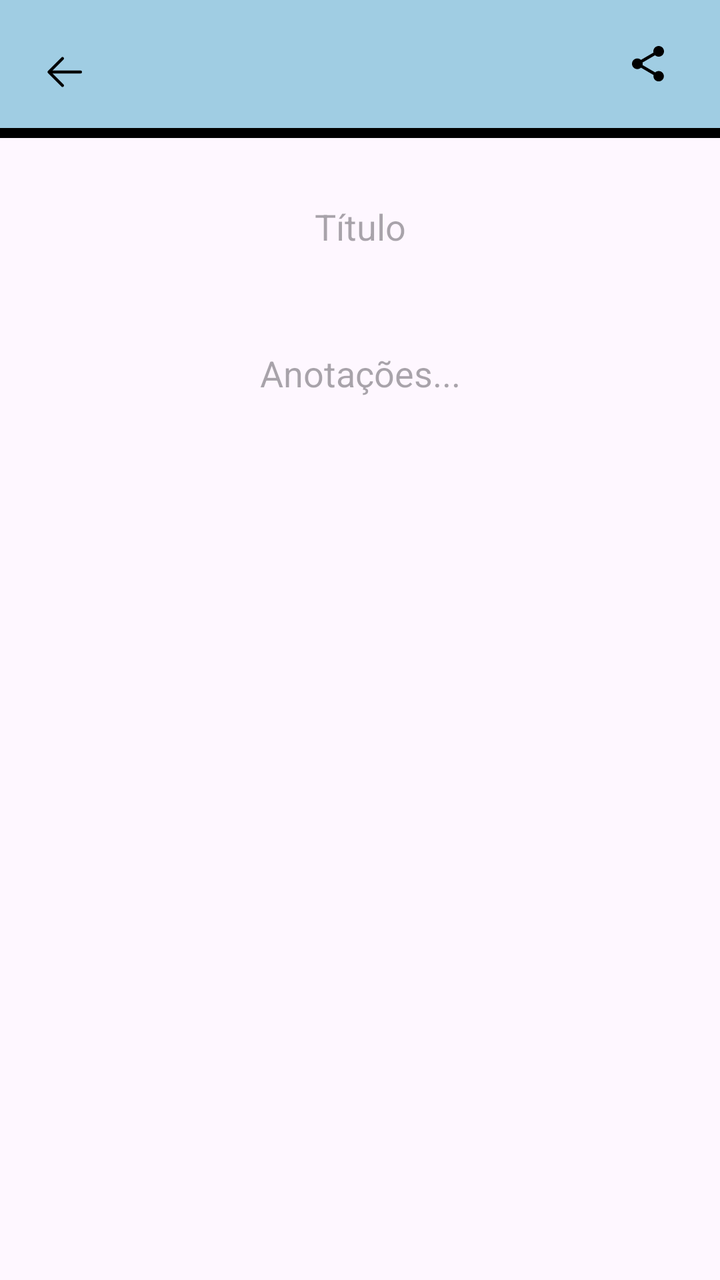
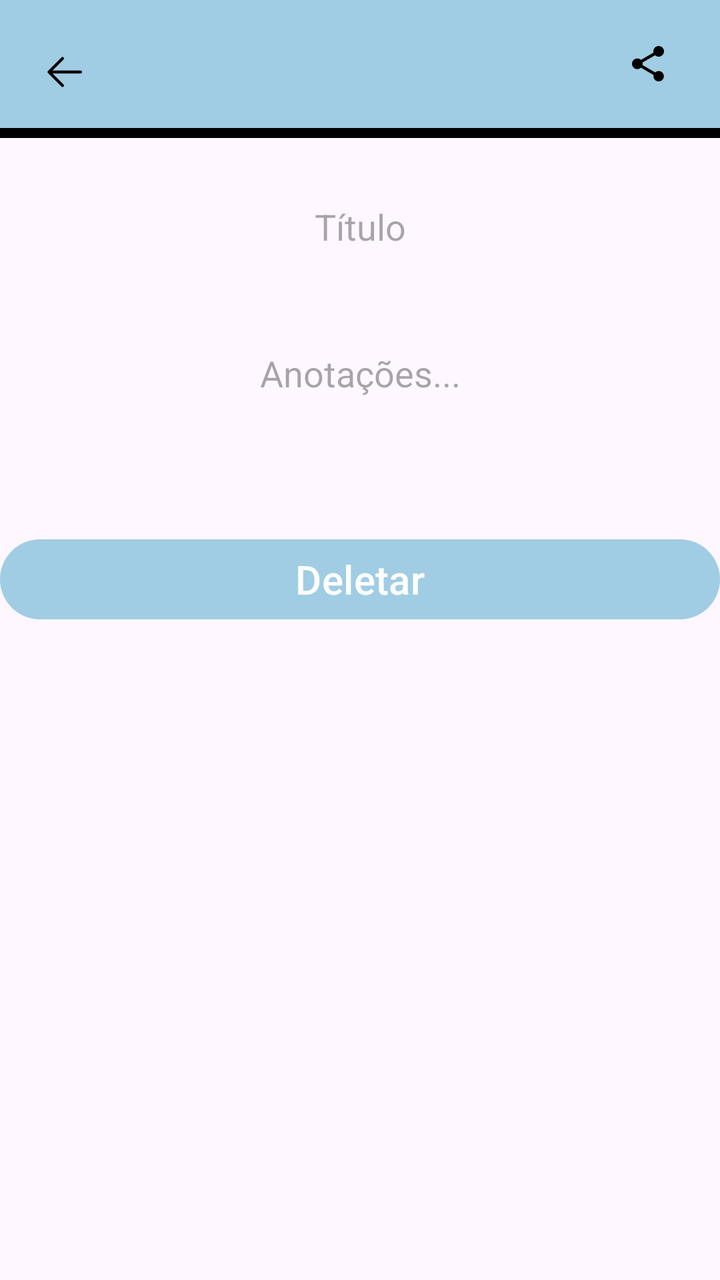

Before-and-after screenshots of an Android layout around one commit, followed by the original layout XML and the change that was made.
<!-- AndroidManifest.xml: application theme Theme.Atividade4 -->
<!-- res/layout/fragment_visualizar_diario.xml -->
<?xml version="1.0" encoding="utf-8"?>
<ScrollView xmlns:android="http://schemas.android.com/apk/res/android"
    xmlns:tools="http://schemas.android.com/tools"
    xmlns:app="http://schemas.android.com/apk/res-auto"
    android:layout_width="match_parent"
    android:layout_height="match_parent"
    tools:context=".VisualizarDiario">


    <androidx.constraintlayout.widget.ConstraintLayout
        android:layout_width="match_parent"
        android:layout_height="match_parent">

        <com.google.android.material.appbar.MaterialToolbar
            android:id="@+id/toolbar"
            android:layout_width="match_parent"
            android:layout_height="wrap_content"
            android:background="@color/colorPrimary"
            android:padding="4dp"
            app:layout_constraintTop_toTopOf="parent"
            app:layout_constraintStart_toStartOf="parent"
            app:navigationIcon="@drawable/img_voltar">

            <ImageView
                android:id="@+id/btnCompartilhar"
                android:layout_width="wrap_content"
                android:layout_height="wrap_content"
                android:src="@drawable/ic_compartilhar"
                android:layout_gravity="end"
                android:layout_marginEnd="20dp"
                android:contentDescription="Compartilhar com o psicólogo"/>

        </com.google.android.material.appbar.MaterialToolbar>

        <LinearLayout
            android:id="@+id/linear_layout"
            android:layout_width="match_parent"
            android:layout_height="match_parent"
            android:orientation="vertical"
            app:layout_constraintStart_toStartOf="parent"
            app:layout_constraintEnd_toEndOf="parent"
            app:layout_constraintBottom_toBottomOf="parent">

            <View
                android:id="@+id/viewlinha"
                android:layout_width="match_parent"
                android:layout_height="5dp"
                android:background="@color/black"
                app:layout_anchor="@+id/toolbar"
                app:layout_anchorGravity="bottom|center"
                android:layout_marginTop="?attr/actionBarSize"/>

            <TextView
                android:id="@+id/textView_titulo"
                android:layout_width="match_parent"
                android:layout_height="wrap_content"
                android:hint="Título"
                android:textSize="18sp"
                android:gravity="center"
                android:padding="2dp"
                android:layout_margin="30dp"/>

            <TextView
                android:id="@+id/textViewLerDiario"
                android:layout_width="match_parent"
                android:layout_height="wrap_content"
                android:hint="Anotações..."
                android:textSize="18sp"
                android:gravity="center"
                android:padding="2dp"
                android:layout_margin="15dp"/>


        </LinearLayout>

    </androidx.constraintlayout.widget.ConstraintLayout>

</ScrollView>
<!-- resources referenced by this layout -->
<resources>
  <color name="black">#FF000000</color>
  <color name="colorPrimary">#A0CDE3</color>
  <!-- drawable ic_compartilhar (drawable) -->
  <vector xmlns:android="http://schemas.android.com/apk/res/android" android:height="24dp" android:viewportHeight="24" android:viewportWidth="24" android:width="24dp">
        
      <path android:fillColor="#000000" android:pathData="M15.591,16.2C16.053,15.782 16.658,15.516 17.333,15.516C18.764,15.516 19.929,16.68 19.929,18.111C19.929,19.542 18.764,20.707 17.333,20.707C15.902,20.707 14.738,19.542 14.738,18.111C14.738,17.916 14.764,17.72 14.809,17.533L8.48,13.836C8,14.28 7.369,14.556 6.667,14.556C5.191,14.556 4,13.364 4,11.889C4,10.413 5.191,9.222 6.667,9.222C7.369,9.222 8,9.498 8.48,9.942L14.747,6.289C14.702,6.084 14.667,5.88 14.667,5.667C14.667,4.191 15.858,3 17.333,3C18.809,3 20,4.191 20,5.667C20,7.142 18.809,8.333 17.333,8.333C16.631,8.333 16,8.058 15.52,7.613L9.253,11.267C9.298,11.471 9.333,11.676 9.333,11.889C9.333,12.102 9.298,12.307 9.253,12.511L15.591,16.2Z"/>
      
  </vector>
  <!-- drawable img_voltar (drawable) -->
  <vector xmlns:android="http://schemas.android.com/apk/res/android" android:height="24dp" android:viewportHeight="1024" android:viewportWidth="1024" android:width="24dp">
        
      <path android:fillColor="#000000" android:pathData="M224,480h640a32,32 0,1 1,0 64H224a32,32 0,0 1,0 -64z"/>
        
      <path android:fillColor="#000000" android:pathData="m237.2,512 l265.4,265.3a32,32 0,0 1,-45.3 45.3l-288,-288a32,32 0,0 1,0 -45.3l288,-288a32,32 0,1 1,45.3 45.3L237.2,512z"/>
      
  </vector>
  <style name="Theme.Atividade4" parent="Base.Theme.Atividade4" />
  <style name="Base.Theme.Atividade4" parent="Theme.Material3.DayNight.NoActionBar">
  
          <item name="colorPrimary">@color/colorPrimary</item>
          <item name="colorAccent">@color/color_details</item>
  
      </style>
  <color name="color_details">#A0CDE3</color>
</resources>

<!-- the commit's change to res/layout/fragment_visualizar_diario.xml (unified diff, before → after) -->
@@ -37,38 +37,47 @@
             android:layout_width="match_parent"
             android:layout_height="match_parent"
             android:orientation="vertical"
-            app:layout_constraintStart_toStartOf="parent"
+            app:layout_constraintBottom_toBottomOf="parent"
             app:layout_constraintEnd_toEndOf="parent"
-            app:layout_constraintBottom_toBottomOf="parent">
+            app:layout_constraintHorizontal_bias="0.0"
+            app:layout_constraintStart_toStartOf="parent">
 
             <View
                 android:id="@+id/viewlinha"
                 android:layout_width="match_parent"
                 android:layout_height="5dp"
+                android:layout_marginTop="?attr/actionBarSize"
                 android:background="@color/black"
                 app:layout_anchor="@+id/toolbar"
-                app:layout_anchorGravity="bottom|center"
-                android:layout_marginTop="?attr/actionBarSize"/>
+                app:layout_anchorGravity="bottom|center" />
 
             <TextView
                 android:id="@+id/textView_titulo"
                 android:layout_width="match_parent"
                 android:layout_height="wrap_content"
+                android:layout_margin="30dp"
+                android:gravity="center"
                 android:hint="Título"
-                android:textSize="18sp"
-                android:gravity="center"
                 android:padding="2dp"
-                android:layout_margin="30dp"/>
+                android:textSize="18sp" />
 
             <TextView
                 android:id="@+id/textViewLerDiario"
                 android:layout_width="match_parent"
                 android:layout_height="wrap_content"
+                android:layout_margin="15dp"
+                android:gravity="center"
                 android:hint="Anotações..."
-                android:textSize="18sp"
-                android:gravity="center"
                 android:padding="2dp"
-                android:layout_margin="15dp"/>
+                android:textSize="18sp" />
+
+            <Button
+                android:id="@+id/buttonDELETE"
+                android:layout_width="match_parent"
+                android:layout_height="wrap_content"
+                android:layout_marginTop="50dp"
+                android:text="Deletar"
+                android:textSize="20sp" />
 
 
         </LinearLayout>
